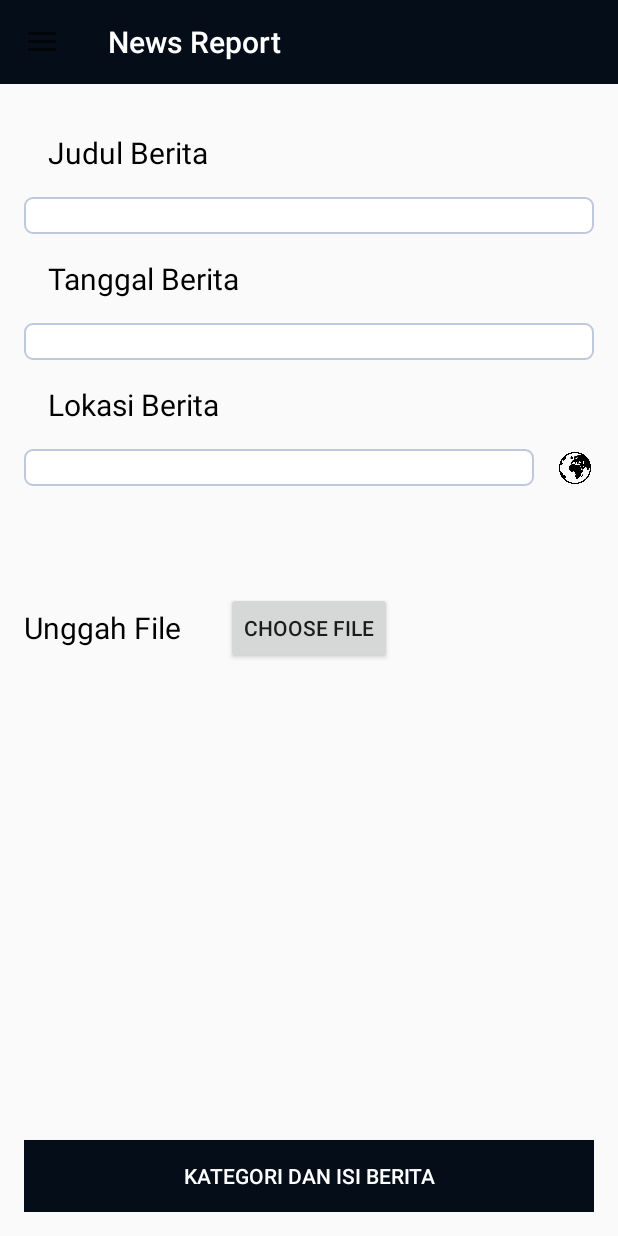
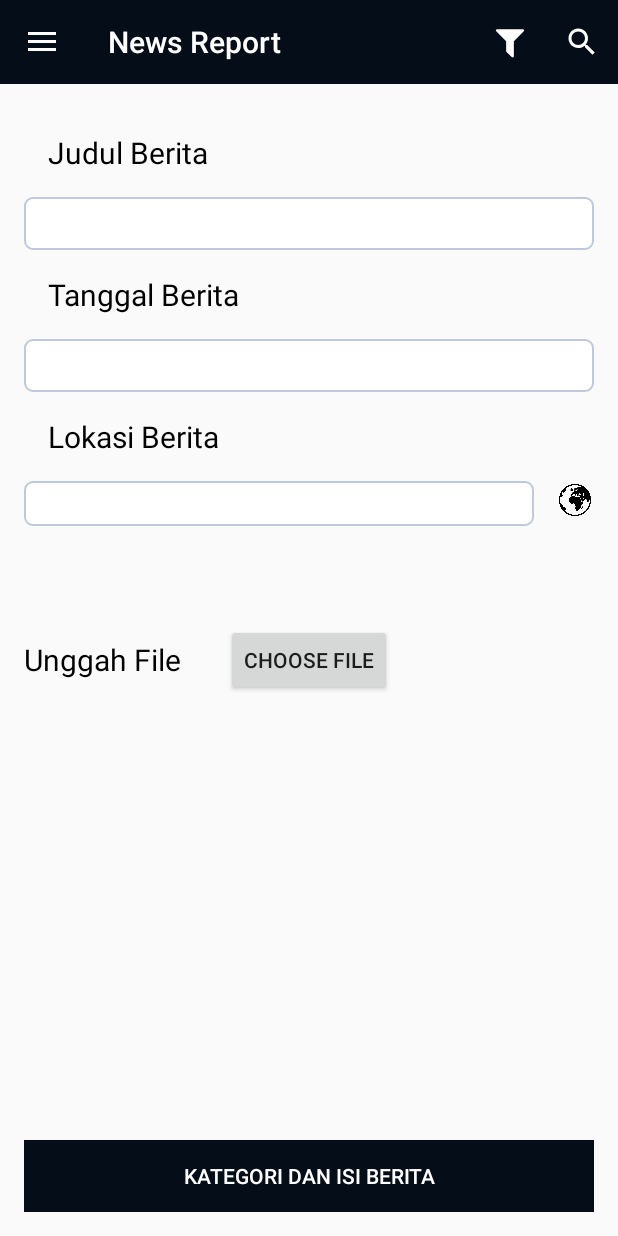
Before and after one commit to kurniawan15/Mobile-News, an Android app: the FormActivity screen opened directly, with no data from a screen before it, on a phone screen of 412 x 824 dp. Run offline under Robolectric (Android 15) with nearby library versions, the phone set to English and light mode, and no system bars.

Commit message:
Menambah icon + Merapikan tampilan

```diff
--- a/app/src/main/java/com/example/cyberpegasus/news/AppBaseActivity.java
+++ b/app/src/main/java/com/example/cyberpegasus/news/AppBaseActivity.java
@@ -13,7 +13,11 @@ import android.view.Menu;
 import android.view.MenuItem;
 import android.view.View;
 import android.view.ViewGroup;
+import android.view.animation.Animation;
+import android.view.animation.AnimationUtils;
 import android.widget.FrameLayout;
+import android.widget.LinearLayout;
+import android.widget.Toast;
 
 /**
  * Created by USER on 7/22/2018.
@@ -97,6 +101,22 @@ public abstract class AppBaseActivity extends AppCompatActivity implements MenuI
         // true, then it has handled the app icon touch event
         if (mDrawerToggle.onOptionsItemSelected(item)) {
             return true;
+        }else {
+            switch (item.getItemId()) {
+                case R.id.filterMenu:
+                    Toast.makeText(this, "You clicked filter", Toast.LENGTH_LONG).show();
+                    /*Untuk animasi filter
+                    LinearLayout filter = (LinearLayout) findViewById(R.id.filterLayout);
+                    filter.setVisibility(LinearLayout.VISIBLE);
+                    Animation animationLayout = AnimationUtils.loadAnimation(this, R.anim.animation);
+                    animationLayout.setDuration(500);
+                    filter.setAnimation(animationLayout);
+                    filter.animate();
+                    animationLayout.start();*/
+                break;
+                default:
+                    return super.onOptionsItemSelected(item);
+            }
         }
         // Handle your other action bar items...
 
@@ -124,4 +144,10 @@ public abstract class AppBaseActivity extends AppCompatActivity implements MenuI
         }
         return false;
     }
+
+    @Override
+    public boolean onCreateOptionsMenu(Menu menu) {
+        getMenuInflater().inflate(R.menu.search_menu, menu);
+        return true;
+    }
 }
--- a/app/src/main/java/com/example/cyberpegasus/news/FormActivity.java
+++ b/app/src/main/java/com/example/cyberpegasus/news/FormActivity.java
@@ -7,18 +7,19 @@ import android.view.View;
 import android.widget.Button;
 import android.widget.EditText;
 import android.widget.ImageButton;
+import android.widget.TextView;
 
 public class FormActivity extends AppBaseActivity {
     Button btnBodyReport;
     ImageButton toMaps;
-    EditText loc;
+    TextView loc;
 
     @Override
     protected void onCreate(Bundle savedInstanceState) {
         super.onCreate(savedInstanceState);
         setContentView(R.layout.activity_form);
 
-        loc = (EditText) findViewById(R.id.lokasi);
+        loc = (TextView) findViewById(R.id.lokasi);
 
         Intent intent = getIntent();
         String address = intent.getStringExtra("ADDRESS");
--- /dev/null
+++ b/app/src/main/res/anim/animation.xml
@@ -0,0 +1,14 @@
+<?xml version="1.0" encoding="utf-8"?>
+<set xmlns:android="http://schemas.android.com/apk/res/android"
+    android:fillEnabled="true"
+    android:fillAfter="true">
+    <scale
+        android:interpolator="@android:anim/accelerate_decelerate_interpolator"
+        android:fromXScale="1.0"
+        android:toXScale="1.0"
+        android:fromYScale="0.0"
+        android:toYScale="1.0"
+        android:fillAfter="false"
+        />
+
+</set>
--- /dev/null
+++ b/app/src/main/res/drawable/ic_filter.xml
@@ -0,0 +1,4 @@
+<vector android:height="24dp" android:viewportHeight="1792.0"
+    android:viewportWidth="1792.0" android:width="24dp" xmlns:android="http://schemas.android.com/apk/res/android">
+    <path android:fillColor="#fff" android:pathData="M1595,295q17,41 -14,70l-493,493v742q0,42 -39,59 -13,5 -25,5 -27,0 -45,-19l-256,-256q-19,-19 -19,-45v-486l-493,-493q-31,-29 -14,-70 17,-39 59,-39h1280q42,0 59,39z"/>
+</vector>
--- a/app/src/main/res/drawable/ic_menu_search.xml
+++ b/app/src/main/res/drawable/ic_menu_search.xml
@@ -17,7 +17,7 @@ Copyright (C) 2014 The Android Open Source Project
     android:viewportWidth="24.0"
     android:viewportHeight="24.0">
     <path
-        android:fillColor="#000"
+        android:fillColor="#fff"
         android:pathData="M15.5,14.0l-0.79,0.0l-0.28,-0.27c0.98,-1.14 1.57,-2.62 1.57,-4.23 0.0,-3.59 -2.91,-6.5 -6.5,-6.5s-6.5,2.91 -6.5,6.5 2.91,6.5 6.5,6.5c1.61,0.0 3.09,-0.59 4.23,-1.57l0.27,0.28l0.0,0.79l5.0,4.99 1.49,-1.49 -4.99,-5.0zm-6.0,0.0c-2.49,0.0 -4.5,-2.01 -4.5,-4.5s2.01,-4.5 4.5,-4.5 4.5,2.01 4.5,4.5 -2.01,4.5 -4.5,4.5z"/>
     <path
         android:pathData="M0 0h24v24h-24z"
--- a/app/src/main/res/layout/activity_form.xml
+++ b/app/src/main/res/layout/activity_form.xml
@@ -23,6 +23,7 @@
 
     <EditText
         android:id="@+id/judul"
+        android:padding="5dp"
         android:layout_width="match_parent"
         android:layout_height="wrap_content"
         android:background="@drawable/round" />
@@ -39,6 +40,7 @@
 
     <EditText
         android:id="@+id/tanggal"
+        android:padding="5dp"
         android:layout_width="match_parent"
         android:layout_height="wrap_content"
         android:background="@drawable/round"
@@ -59,8 +61,9 @@
         android:layout_height="wrap_content"
         android:orientation="horizontal"
         android:minHeight="35dp">
-        <EditText
+        <TextView
             android:id="@+id/lokasi"
+            android:padding="5dp"
             android:layout_width="match_parent"
             android:layout_height="wrap_content"
             android:background="@drawable/round"
--- a/app/src/main/res/layout/toolbar.xml
+++ b/app/src/main/res/layout/toolbar.xml
@@ -1,7 +1,6 @@
 <?xml version="1.0" encoding="utf-8"?>
 <android.support.v7.widget.Toolbar android:id="@+id/toolbar"
     android:layout_width="match_parent"
-    android:theme="@style/MyToolbar"
     android:layout_height="?attr/actionBarSize"
     android:background="@color/greenPrimary"
     app:titleTextColor="#FFF"
--- /dev/null
+++ b/app/src/main/res/menu/search_menu.xml
@@ -0,0 +1,13 @@
+<?xml version="1.0" encoding="utf-8"?>
+<menu xmlns:android="http://schemas.android.com/apk/res/android"
+    xmlns:app="http://schemas.android.com/apk/res-auto">
+    <item android:id="@+id/filterMenu"
+        android:title="Filter"
+        android:icon="@drawable/ic_filter"
+        app:showAsAction="collapseActionView|ifRoom"/>
+    <item android:id="@+id/search"
+        android:title="Search..."
+        android:icon="@drawable/ic_menu_search"
+        app:showAsAction="collapseActionView|ifRoom"
+        app:actionViewClass="android.widget.SearchView" />
+</menu>
--- a/app/src/main/res/values/styles.xml
+++ b/app/src/main/res/values/styles.xml
@@ -6,35 +6,12 @@
         <item name="colorPrimary">@color/colorPrimary</item>
         <item name="colorPrimaryDark">@color/colorPrimaryDark</item>
         <item name="colorAccent">@color/colorAccent</item>
+        <item name="drawerArrowStyle">@style/DrawerArrowStyle</item>
     </style>
 
-    <style name="AppTheme.AppBarOverlay" parent="ThemeOverlay.AppCompat.Dark.ActionBar" />
-
-    <style name="AppTheme.PopupOverlay" parent="ThemeOverlay.AppCompat.Light" />
-
-    <style name="MyToolbar" parent="@style/ThemeOverlay.AppCompat">
-        <!-- Title text -->
-        <item name="android:textColorPrimary">@android:color/white</item>
-
-        <!-- Title color in AppCompat.Light  -->
-        <item name="android:textColorPrimaryInverse">@android:color/white</item>
-
-        <!-- Menu text-->
-        <item name="actionMenuTextColor">@android:color/white</item>
-        <!-- Overflow -->
-        <item name="android:textColorSecondary">@android:color/white</item>
-        <!-- This will change drawer icon -->
-        <item name="drawerArrowStyle">@style/WhiteDrawerIconStyle</item>
-        <!-- background of the  -->
-        <!-- <item name="android:background">@color/color_primary</item> -->
-    </style>
-
-
-    <style name="WhiteDrawerIconStyle" parent="Widget.AppCompat.DrawerArrowToggle">
+    <style name="DrawerArrowStyle" parent="@style/Widget.AppCompat.DrawerArrowToggle">
         <item name="spinBars">true</item>
         <item name="color">@android:color/white</item>
     </style>
 
-
-
 </resources>
```
